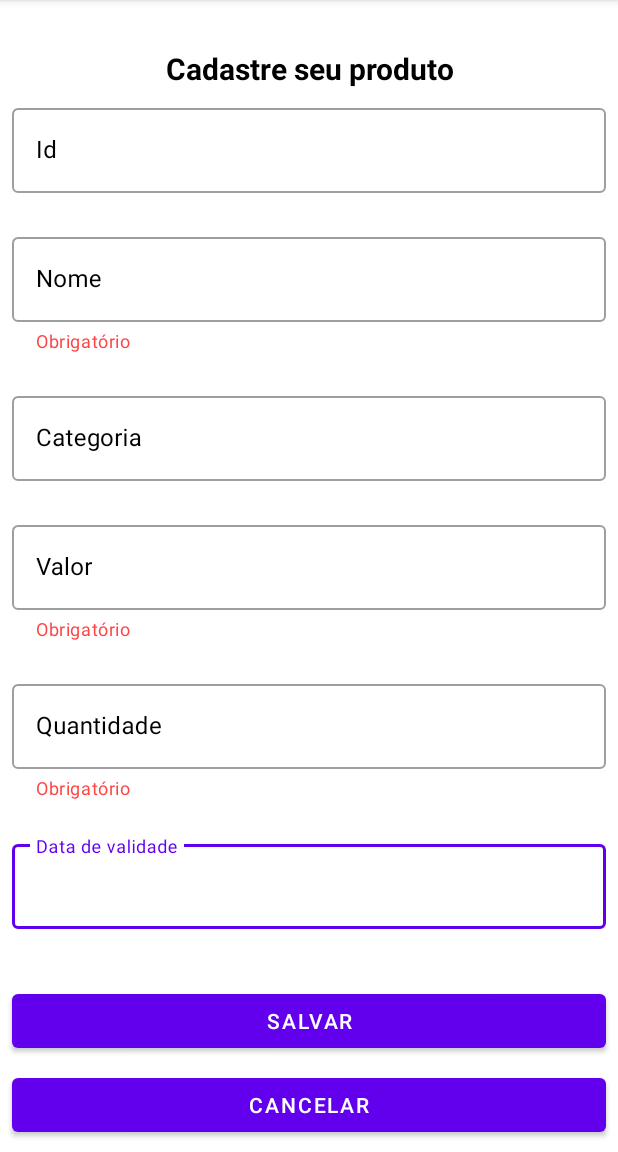
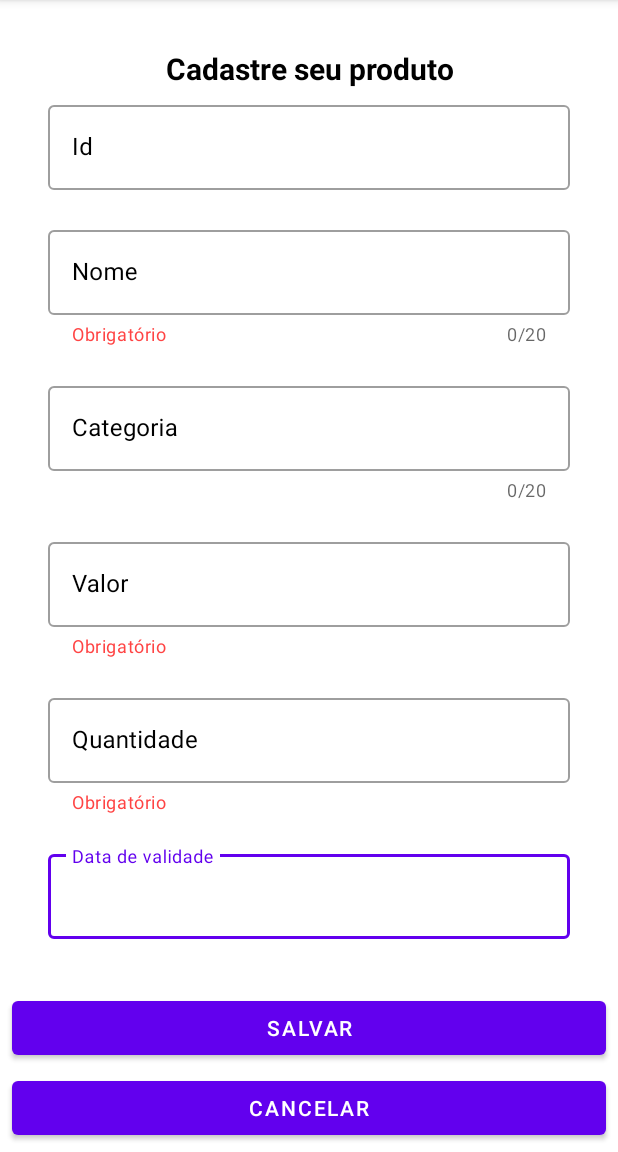
Before and after one commit to victorDioni/Crud_Android, an Android app: the CadastrarProdutoActivity screen opened directly, with no data from a screen before it, on a phone screen of 412 x 824 dp, the part 84-1236 px from its top. Run offline under Robolectric (Android 15) with nearby library versions, the phone set to English and light mode, and no system bars.

Commit message:
Alterando tamanho dos campos e limitando para 21  os caracteres que o usuaario pode digitar

```diff
--- a/app/src/main/res/layout/activity_cadastrar_produto.xml
+++ b/app/src/main/res/layout/activity_cadastrar_produto.xml
@@ -7,12 +7,12 @@
     android:layout_column="10">
 
     <com.google.android.material.textfield.TextInputLayout
+        android:id="@+id/textInputLayoutDataValidade"
         style="@style/Widget.MaterialComponents.TextInputLayout.OutlinedBox"
-        android:id="@+id/textInputLayoutDataValidade"
         android:layout_width="0dp"
         android:layout_height="wrap_content"
-        android:layout_marginStart="8dp"
-        android:layout_marginEnd="8dp"
+        android:layout_marginStart="32dp"
+        android:layout_marginEnd="32dp"
         android:layout_marginBottom="30dp"
         android:textColorHint="@color/black"
         app:layout_constraintBottom_toTopOf="@+id/btnSalvar"
@@ -50,13 +50,13 @@
 
     <com.google.android.material.textfield.TextInputLayout
         android:id="@+id/textInputLayoutId"
+        style="@style/Widget.MaterialComponents.TextInputLayout.OutlinedBox"
         android:layout_width="0dp"
         android:layout_height="wrap_content"
-        android:layout_marginStart="8dp"
-        android:layout_marginEnd="8dp"
+        android:layout_marginStart="32dp"
+        android:layout_marginEnd="32dp"
         android:layout_marginBottom="16dp"
         android:textColorHint="@color/black"
-        style="@style/Widget.MaterialComponents.TextInputLayout.OutlinedBox"
         app:layout_constraintBottom_toTopOf="@+id/textInputLayoutNome"
         app:layout_constraintEnd_toEndOf="parent"
         app:layout_constraintStart_toStartOf="parent"
@@ -66,19 +66,21 @@
             android:layout_width="match_parent"
             android:layout_height="wrap_content"
             android:backgroundTint="@color/white"
-            android:textColor="@color/black"
-            android:hint="Id" />
+            android:hint="Id"
+            android:textColor="@color/black" />
     </com.google.android.material.textfield.TextInputLayout>
 
     <com.google.android.material.textfield.TextInputLayout
+        android:id="@+id/textInputLayoutNome"
         style="@style/Widget.MaterialComponents.TextInputLayout.OutlinedBox"
-        android:id="@+id/textInputLayoutNome"
         android:layout_width="0dp"
         android:layout_height="wrap_content"
-        android:layout_marginStart="8dp"
-        android:layout_marginEnd="8dp"
+        android:layout_marginStart="32dp"
+        android:layout_marginEnd="32dp"
         android:layout_marginBottom="16dp"
         android:textColorHint="@color/black"
+        app:counterEnabled="true"
+        app:counterMaxLength="20"
         app:helperText="Obrigatório"
         app:helperTextTextColor="@android:color/holo_red_light"
         app:layout_constraintBottom_toTopOf="@+id/textInputLayoutCategoria"
@@ -87,44 +89,48 @@
         app:layout_constraintTop_toBottomOf="@+id/textInputLayoutId">
 
         <com.google.android.material.textfield.TextInputEditText
+            android:id="@+id/textInputEditTextNome"
             android:layout_width="match_parent"
             android:layout_height="wrap_content"
-            android:id="@+id/textInputEditTextNome"
             android:backgroundTint="@color/white"
-            android:textColor="@color/black"
-            android:hint="Nome" />
+            android:hint="Nome"
+            android:maxLength="21"
+            android:textColor="@color/black" />
     </com.google.android.material.textfield.TextInputLayout>
 
     <com.google.android.material.textfield.TextInputLayout
         android:id="@+id/textInputLayoutCategoria"
+        style="@style/Widget.MaterialComponents.TextInputLayout.OutlinedBox"
         android:layout_width="0dp"
         android:layout_height="wrap_content"
-        android:layout_marginStart="8dp"
-        android:layout_marginEnd="8dp"
+        android:layout_marginStart="32dp"
+        android:layout_marginEnd="32dp"
         android:layout_marginBottom="16dp"
         android:textColorHint="@color/black"
-        style="@style/Widget.MaterialComponents.TextInputLayout.OutlinedBox"
+        app:counterEnabled="true"
+        app:counterMaxLength="20"
         app:layout_constraintBottom_toTopOf="@+id/textInputLayoutValor"
         app:layout_constraintEnd_toEndOf="parent"
         app:layout_constraintStart_toStartOf="parent"
         app:layout_constraintTop_toBottomOf="@+id/textInputLayoutNome">
 
         <com.google.android.material.textfield.TextInputEditText
+            android:id="@+id/textInputEditTextCategoria"
             android:layout_width="match_parent"
             android:layout_height="wrap_content"
-            android:id="@+id/textInputEditTextCategoria"
             android:backgroundTint="@color/white"
-            android:textColor="@color/black"
-            android:hint="Categoria" />
+            android:hint="Categoria"
+            android:maxLength="21"
+            android:textColor="@color/black" />
     </com.google.android.material.textfield.TextInputLayout>
 
     <com.google.android.material.textfield.TextInputLayout
+        android:id="@+id/textInputLayoutQuantidade"
         style="@style/Widget.MaterialComponents.TextInputLayout.OutlinedBox"
-        android:id="@+id/textInputLayoutQuantidade"
         android:layout_width="0dp"
         android:layout_height="wrap_content"
-        android:layout_marginStart="8dp"
-        android:layout_marginEnd="8dp"
+        android:layout_marginStart="32dp"
+        android:layout_marginEnd="32dp"
         android:layout_marginBottom="16dp"
         android:textColorHint="@color/black"
         app:helperText="Obrigatório"
@@ -135,21 +141,21 @@
         app:layout_constraintTop_toBottomOf="@+id/textInputLayoutValor">
 
         <com.google.android.material.textfield.TextInputEditText
+            android:id="@+id/textInputEditTextQuantidade"
             android:layout_width="match_parent"
             android:layout_height="wrap_content"
-            android:id="@+id/textInputEditTextQuantidade"
             android:backgroundTint="@color/white"
-            android:textColor="@color/black"
-            android:hint="Quantidade" />
+            android:hint="Quantidade"
+            android:textColor="@color/black" />
     </com.google.android.material.textfield.TextInputLayout>
 
     <com.google.android.material.textfield.TextInputLayout
+        android:id="@+id/textInputLayoutValor"
         style="@style/Widget.MaterialComponents.TextInputLayout.OutlinedBox"
-        android:id="@+id/textInputLayoutValor"
         android:layout_width="0dp"
         android:layout_height="wrap_content"
-        android:layout_marginStart="8dp"
-        android:layout_marginEnd="8dp"
+        android:layout_marginStart="32dp"
+        android:layout_marginEnd="32dp"
         android:layout_marginBottom="16dp"
         android:textColorHint="@color/black"
         app:helperText="Obrigatório"
@@ -160,12 +166,12 @@
         app:layout_constraintTop_toBottomOf="@+id/textInputLayoutCategoria">
 
         <com.google.android.material.textfield.TextInputEditText
+            android:id="@+id/textInputEditTextValor"
             android:layout_width="match_parent"
             android:layout_height="wrap_content"
-            android:id="@+id/textInputEditTextValor"
             android:backgroundTint="@color/white"
-            android:textColor="@color/black"
-            android:hint="Valor" />
+            android:hint="Valor"
+            android:textColor="@color/black" />
     </com.google.android.material.textfield.TextInputLayout>
 
     <Button
```
